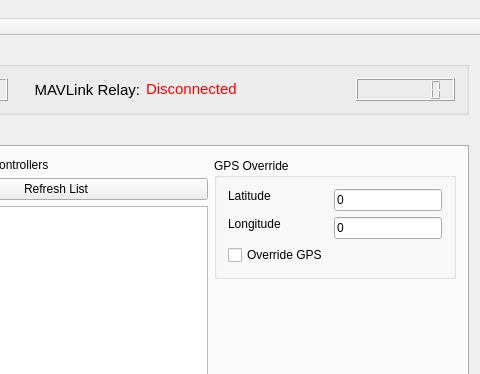
Before: the Qt Designer form gcomcontroller.ui in Rainerino/GCOM, drawn with Qt 5; both pictures show x 430 to 910 and y 0 to 374 of the 910 by 582 pixel window.
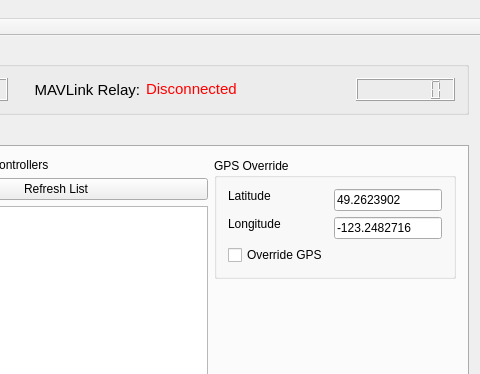
After: the same form once the commit is applied.

Commit message: - made the default override gps to bay location - added a mavlink variable to store the relay in antennatracker to use for the disconnect function in stopTracking

What changed in the file:
```diff
--- a/gcomcontroller.ui
+++ b/gcomcontroller.ui
@@ -512,14 +512,14 @@
              <item row="0" column="1">
               <widget class="QLineEdit" name="antennaTrackerOverrideLatitudeField">
                <property name="text">
-                <string>0</string>
+                <string>49.2623902</string>
                </property>
               </widget>
              </item>
              <item row="1" column="1">
               <widget class="QLineEdit" name="antennaTrackerOverrideLongitudeField">
                <property name="text">
-                <string>0</string>
+                <string>-123.2482716</string>
                </property>
               </widget>
              </item>
```
The commit also changes 2 other files.
